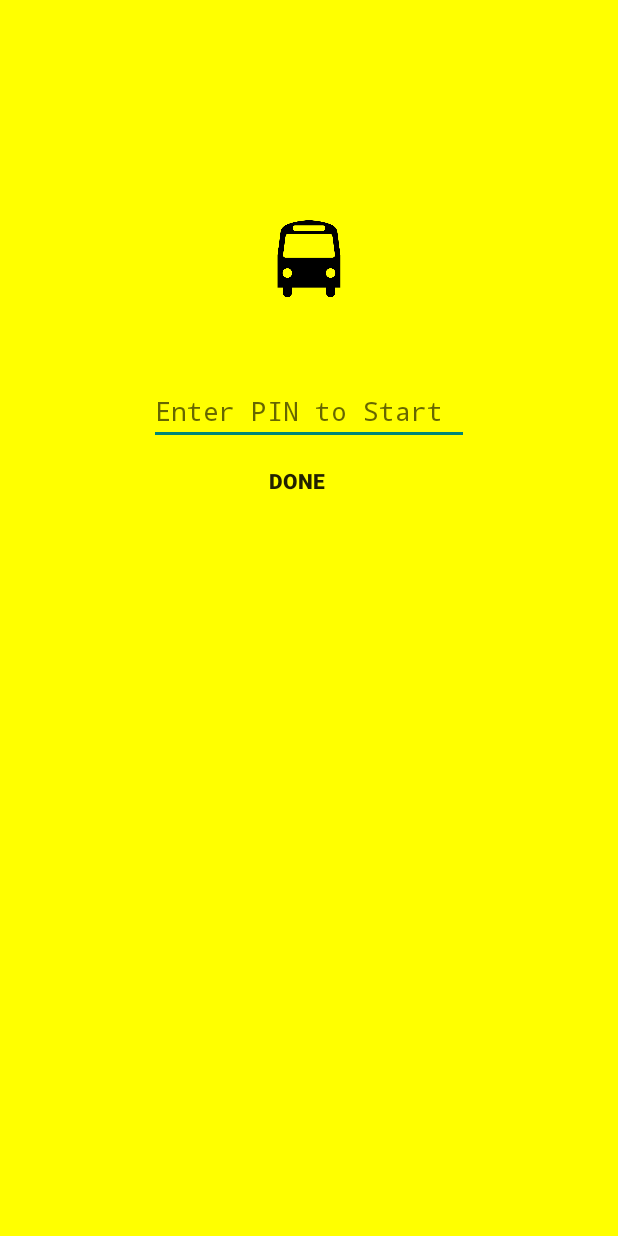
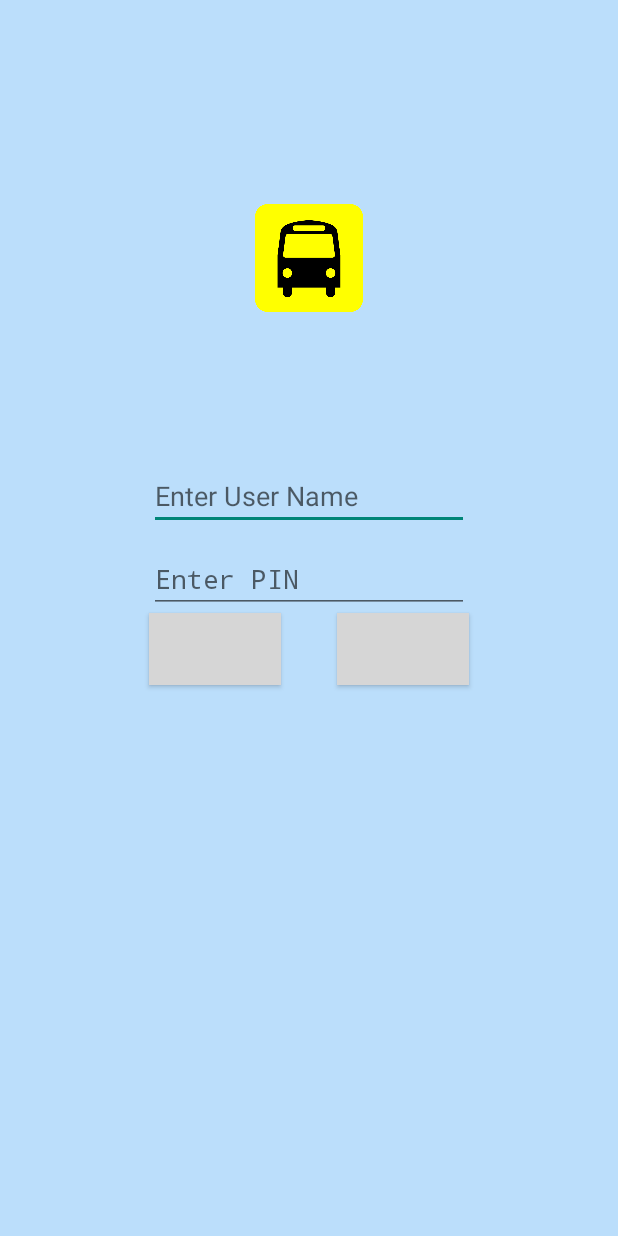
Before and after one commit to farzia/lrt_close_by, an Android app: the screen it shows after launch (Splash), on a phone screen of 412 x 824 dp. Run offline under Robolectric (Android 15) with nearby library versions, the phone set to English and light mode, and no system bars; grey boxes are pictures that could not be loaded.

Commit message:
added add new lrt page

```diff
--- a/app/src/main/AndroidManifest.xml
+++ b/app/src/main/AndroidManifest.xml
@@ -41,6 +41,7 @@
         <activity android:name="com.brtc.nearby.map.MapActivity"></activity>
         <activity android:name="com.brtc.nearby.map.NearByMapActivity"></activity>
         <activity android:name="com.brtc.nearby.activities.AddNewStation"></activity>
+        <activity android:name="com.brtc.nearby.activities.RegisterActivity"></activity>
 
         <meta-data
             android:name="com.google.android.gms.version"
--- a/app/src/main/java/com/brtc/nearby/activities/Splash.java
+++ b/app/src/main/java/com/brtc/nearby/activities/Splash.java
@@ -15,8 +15,8 @@ import com.brtc.nearby.db.DBAdapter;
 public class Splash extends Activity {
 
     public DBAdapter db;
-    EditText pin;
-    Button done;
+    EditText pin, name;
+    Button done, register;
 
     @Override
     protected void onCreate(Bundle savedInstanceState) {
@@ -27,10 +27,13 @@ public class Splash extends Activity {
         pin = (EditText) findViewById(R.id.edtPin);
         done = (Button) findViewById(R.id.done);
 
+        name = (EditText) findViewById(R.id.edtName);
+        register = (Button) findViewById(R.id.register);
+
         new AsyncLoadDB().execute();
     }
 
-    public class AsyncLoadDB extends AsyncTask<Void, Void, Void> {
+   public class AsyncLoadDB extends AsyncTask<Void, Void, Void> {
 
         @Override
         protected Void doInBackground(Void... params) {
@@ -46,12 +49,27 @@ public class Splash extends Activity {
                 @Override
                 public void onClick(View v) {
                     String pinTxt = pin.getText().toString();
-                    if (db.check(pinTxt)) {
-                        startActivity(new Intent(Splash.this, MainActivity.class));
-                        finish();
-                    } else {
-                        Toast.makeText(Splash.this, "Wrong PIN", Toast.LENGTH_SHORT).show();
+                    String userTxt = name.getText().toString();
+                    if(userTxt.length() > 0 && pinTxt.length() > 0){
+
+                        if(db.check(userTxt, pinTxt)) {
+                            startActivity(new Intent(Splash.this, MainActivity.class));
+                            finish();
+                        } else {
+                            Toast.makeText(Splash.this, "Wrong Information", Toast.LENGTH_SHORT).show();
+                        }
+
+                    }else {
+                        Toast.makeText(Splash.this, "User name, password required", Toast.LENGTH_SHORT).show();
                     }
+                }
+            });
+
+            register.setOnClickListener(new View.OnClickListener() {
+                @Override
+                public void onClick(View v) {
+                    Intent i1= new Intent(Splash.this, RegisterActivity.class);
+                    startActivity(i1);
                 }
             });
         }
--- a/app/src/main/java/com/brtc/nearby/db/DBHelper.java
+++ b/app/src/main/java/com/brtc/nearby/db/DBHelper.java
@@ -20,7 +20,8 @@ public class DBHelper extends SQLiteOpenHelper {
                 + " location TEXT," + " latitude TEXT," + " longitude TEXT)");
 
         db.execSQL("CREATE TABLE user("
-                + "_id INTEGER PRIMARY KEY AUTOINCREMENT," + " pin TEXT)");
+                + "_id INTEGER PRIMARY KEY AUTOINCREMENT," + " name TEXT," +
+                "username TEXT," + " password TEXT)");
 
         PRE_DEFINED_VALUES(db);
     }
@@ -28,7 +29,7 @@ public class DBHelper extends SQLiteOpenHelper {
     // pre defined values insertion
     private void PRE_DEFINED_VALUES(SQLiteDatabase db) {
 
-        db.execSQL("INSERT INTO user(pin) VALUES ('1234')");
+        db.execSQL("INSERT INTO user(name, username, password) VALUES ('user', 'user', '1234')");
 
         db.execSQL("INSERT INTO bus_stopages(name, location, latitude, longitude) VALUES ('LRT Bukit Jalil','Kuala Lumpur','3.05879','101.69173')");
         db.execSQL("INSERT INTO bus_stopages(name, location, latitude, longitude) VALUES ('LRT Masjid Jamek','Kuala Lumpur','3.1501','101.69688')");
@@ -45,6 +46,7 @@ public class DBHelper extends SQLiteOpenHelper {
     @Override
     public void onUpgrade(SQLiteDatabase db, int oldVersion, int newVersion) {
         db.execSQL("DROP TABLE IF EXISTS bus_stopages");
+        db.execSQL("DROP TABLE IF EXISTS user");
         onCreate(db);
 
     }
--- a/app/src/main/java/com/brtc/nearby/staticvar/StaticVars.java
+++ b/app/src/main/java/com/brtc/nearby/staticvar/StaticVars.java
@@ -8,6 +8,6 @@ public class StaticVars {
 	public static final String LONG = "longitude";
 	public static final String LOG_TAG = "tag";
 	public static final String DB_NAME = "brtc";
-	public static final int DB_VER = 100;
+	public static final int DB_VER = 101;
 
 }
--- a/app/src/main/res/layout/add_new_station_layout.xml
+++ b/app/src/main/res/layout/add_new_station_layout.xml
@@ -2,7 +2,7 @@
 <RelativeLayout xmlns:android="http://schemas.android.com/apk/res/android"
     android:layout_height="match_parent"
     android:layout_width="match_parent"
-    android:background="#eee555">
+    android:background="#bbdefb">
 
 
     <TextView
--- a/app/src/main/res/layout/busstop_list.xml
+++ b/app/src/main/res/layout/busstop_list.xml
@@ -2,14 +2,14 @@
 <LinearLayout xmlns:android="http://schemas.android.com/apk/res/android"
     android:layout_width="match_parent"
     android:layout_height="match_parent"
-    android:background="#eedf55"
+    android:background="#bbdefb"
     android:orientation="vertical" >
 
     <ListView
         android:id="@+id/marketListview"
         android:layout_width="match_parent"
         android:layout_height="wrap_content"
-        android:divider="#ffff00"
+        android:divider="#00d0ff"
         android:dividerHeight="3dp" >
     </ListView>
 
--- a/app/src/main/res/layout/busstop_list_item.xml
+++ b/app/src/main/res/layout/busstop_list_item.xml
@@ -40,7 +40,7 @@
             android:layout_width="wrap_content"
             android:layout_height="wrap_content"
             android:layout_gravity="center"
-            android:background="#ffff00"
+            android:background="#bbdefb"
             android:orientation="horizontal" >
 
             <Button
--- a/app/src/main/res/layout/main.xml
+++ b/app/src/main/res/layout/main.xml
@@ -2,7 +2,7 @@
 <ScrollView xmlns:android="http://schemas.android.com/apk/res/android"
     android:layout_width="match_parent"
     android:layout_height="match_parent"
-    android:background="#eee555" >
+    android:background="#bbdefb" >
 
     <LinearLayout
         android:layout_width="fill_parent"
--- a/app/src/main/res/layout/splash.xml
+++ b/app/src/main/res/layout/splash.xml
@@ -2,8 +2,19 @@
 <RelativeLayout xmlns:android="http://schemas.android.com/apk/res/android"
     android:layout_width="match_parent"
     android:layout_height="match_parent"
-    android:background="#ffff00"
+    android:background="#bbdefb"
     android:orientation="vertical" >
+
+    <Button
+        android:id="@+id/done"
+        android:layout_width="wrap_content"
+        android:layout_height="wrap_content"
+        android:layout_alignEnd="@+id/edtPin"
+        android:layout_alignRight="@+id/edtPin"
+        android:layout_below="@+id/edtPin"
+        android:background="@color/cast_libraries_material_featurehighlight_outer_highlight_default_color"
+        android:text="Done"
+        android:textStyle="bold" />
 
     <ImageView
         android:id="@+id/imageView"
@@ -15,25 +26,36 @@
         android:layout_marginTop="136dp" />
 
     <EditText
+        android:id="@+id/edtName"
+        android:layout_width="wrap_content"
+        android:layout_height="wrap_content"
+        android:layout_marginTop="100dp"
+        android:ems="10"
+        android:hint="Enter User Name"
+        android:inputType="textPersonName"
+        android:layout_below="@+id/imageView"
+        android:layout_centerHorizontal="true" />
+
+    <EditText
         android:id="@+id/edtPin"
         android:layout_width="wrap_content"
         android:layout_height="wrap_content"
-        android:layout_below="@+id/imageView"
-        android:layout_centerHorizontal="true"
-        android:layout_marginTop="43dp"
+        android:layout_marginTop="10dp"
         android:ems="10"
-        android:hint="Enter PIN to Start"
-        android:inputType="numberPassword" />
+        android:hint="Enter PIN"
+        android:inputType="numberPassword"
+        android:layout_below="@+id/edtName"
+        android:layout_centerHorizontal="true" />
 
     <Button
-        android:id="@+id/done"
+        android:id="@+id/register"
         android:layout_width="wrap_content"
         android:layout_height="wrap_content"
-        android:layout_alignEnd="@+id/imageView"
-        android:layout_alignRight="@+id/imageView"
+        android:layout_alignLeft="@+id/edtPin"
+        android:layout_alignStart="@+id/edtPin"
         android:layout_below="@+id/edtPin"
-        android:background="@null"
-        android:text="DONE"
+        android:background="@color/cast_libraries_material_featurehighlight_outer_highlight_default_color"
+        android:text="REGISTER"
         android:textStyle="bold" />
 
 </RelativeLayout>
```
Also changed, not shown: app/src/main/java/com/brtc/nearby/activities/AddNewStation.java (+41 -22 lines), app/src/main/java/com/brtc/nearby/activities/RegisterActivity.java (added, +78 -0 lines), app/src/main/java/com/brtc/nearby/db/DBAdapter.java (+10 -3 lines), app/src/main/res/layout/register_layout.xml (added, +51 -0 lines).
